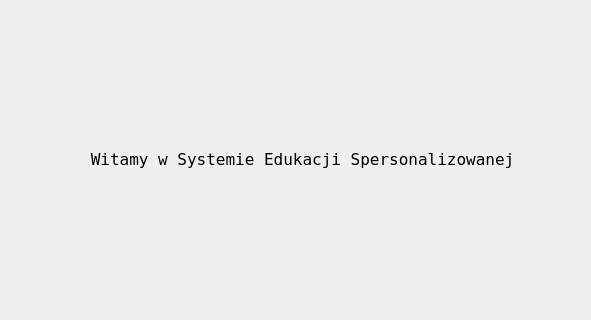
Old version of the form mainpage.ui in the repository Dysky2/SEP; both pictures show x 123 to 714 and y 131 to 451 of the 858 by 616 pixel window.
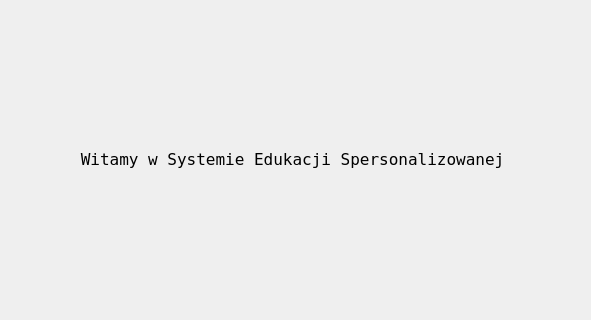
New version of the form.

What changed in the file:
```diff
--- a/mainpage.ui
+++ b/mainpage.ui
@@ -17,7 +17,7 @@
    <widget class="QLabel" name="label">
     <property name="geometry">
      <rect>
-      <x>180</x>
+      <x>170</x>
       <y>120</y>
       <width>491</width>
       <height>341</height>
```
